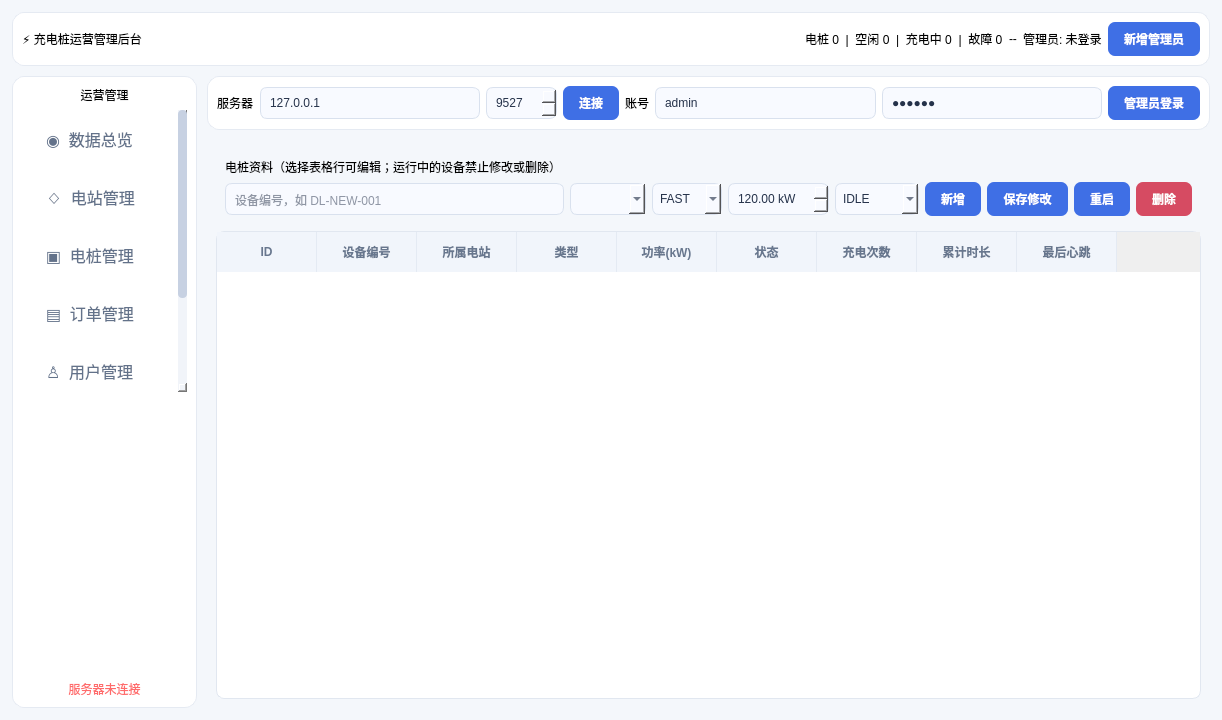
Before: the Qt Designer form admin_client/adminwindow.ui in enzooli26/codex.1, drawn with Qt 5.
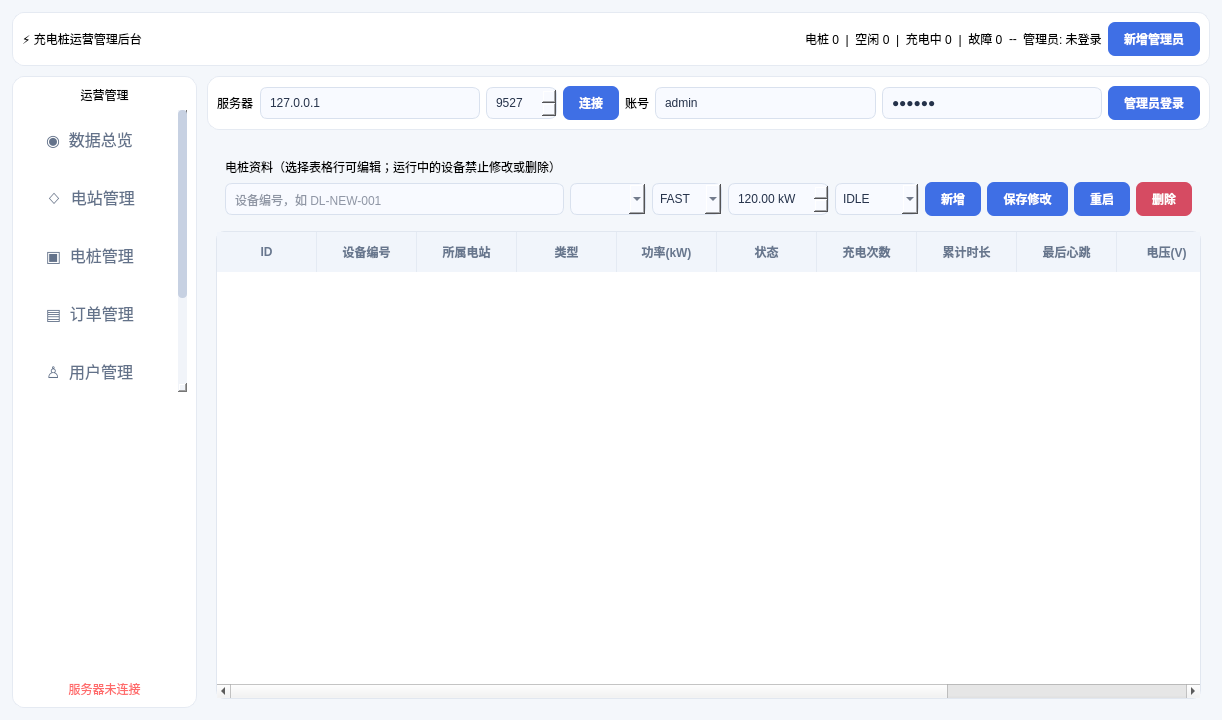
After: the same form once the commit is applied. The open tabs and pages were chosen to show the change.

Commit message: 添加了后台可以实时监控充电桩电压电流等数据的功能

Diff of the .ui file:
```diff
--- a/admin_client/adminwindow.ui
+++ b/admin_client/adminwindow.ui
@@ -41,7 +41,7 @@
         <item><layout class="QHBoxLayout" name="operationRow" stretch="2,1"><item><widget class="QFrame" name="rankPanel"><property name="class" stdset="0"><string>panel</string></property><layout class="QVBoxLayout" name="stationChartLayout"/></widget></item><item><widget class="QFrame" name="livePanel"><property name="class" stdset="0"><string>panel</string></property><layout class="QVBoxLayout"><item><widget class="QLabel" name="liveTitle"><property name="text"><string>实时运营状态</string></property><property name="styleSheet"><string notr="true">font-size:16px;font-weight:600;color:#344158</string></property></widget></item><item><widget class="QTabWidget" name="liveTabs"><widget class="QWidget" name="activeTab"><attribute name="title"><string>充电中订单</string></attribute><layout class="QVBoxLayout"><item><widget class="QTableWidget" name="activeOrdersTable"><property name="columnCount"><number>6</number></property><property name="alternatingRowColors"><bool>true</bool></property><column><property name="text"><string>ID</string></property></column><column><property name="text"><string>用户</string></property></column><column><property name="text"><string>电站</string></property></column><column><property name="text"><string>电桩</string></property></column><column><property name="text"><string>电量</string></property></column><column><property name="text"><string>时长</string></property></column></widget></item></layout></widget><widget class="QWidget" name="faultTab"><attribute name="title"><string>故障设备</string></attribute><layout class="QVBoxLayout"><item><widget class="QTableWidget" name="faultTable"><property name="columnCount"><number>3</number></property><property name="alternatingRowColors"><bool>true</bool></property><column><property name="text"><string>设备</string></property></column><column><property name="text"><string>电站</string></property></column><column><property name="text"><string>最后心跳</string></property></column></widget></item></layout></widget></widget></item></layout></widget></item></layout></item>
        </layout></widget>
        <widget class="QWidget" name="stationsPage"><layout class="QVBoxLayout"><item><widget class="QFrame" name="stationForm"><property name="class" stdset="0"><string>panel</string></property><layout class="QGridLayout"><item row="0" column="0" colspan="9"><widget class="QLabel" name="stationFormTitle"><property name="text"><string>电站资料（选择表格行可编辑）</string></property></widget></item><item row="1" column="0"><widget class="QLineEdit" name="stationNameEdit"><property name="placeholderText"><string>站点名称</string></property></widget></item><item row="1" column="1"><widget class="QLineEdit" name="addressEdit"><property name="placeholderText"><string>详细地址</string></property></widget></item><item row="1" column="2"><widget class="QDoubleSpinBox" name="longitudeSpin"><property name="minimum"><double>-180.000000000000000</double></property><property name="maximum"><double>180.000000000000000</double></property><property name="decimals"><number>6</number></property><property name="value"><double>121.530000000000000</double></property><property name="prefix"><string>经度 </string></property></widget></item><item row="1" column="3"><widget class="QDoubleSpinBox" name="latitudeSpin"><property name="minimum"><double>-90.000000000000000</double></property><property name="maximum"><double>90.000000000000000</double></property><property name="decimals"><number>6</number></property><property name="value"><double>38.880000000000000</double></property><property name="prefix"><string>纬度 </string></property></widget></item><item row="1" column="4"><widget class="QDoubleSpinBox" name="priceSpin"><property name="minimum"><double>0.010000000000000</double></property><property name="maximum"><double>99.000000000000000</double></property><property name="value"><double>1.200000000000000</double></property><property name="prefix"><string>电价 ¥</string></property></widget></item><item row="1" column="5"><widget class="QComboBox" name="stationStatusCombo"><item><property name="text"><string>ONLINE</string></property></item><item><property name="text"><string>OFFLINE</string></property></item><item><property name="text"><string>MAINTENANCE</string></property></item></widget></item><item row="1" column="6"><widget class="QPushButton" name="addStationButton"><property name="text"><string>新增</string></property></widget></item><item row="1" column="7"><widget class="QPushButton" name="updateStationButton"><property name="text"><string>保存修改</string></property></widget></item><item row="1" column="8"><widget class="QPushButton" name="deleteStationButton"><property name="text"><string>删除</string></property><property name="styleSheet"><string notr="true">background:#d64b62</string></property></widget></item></layout></widget></item><item><widget class="QTableWidget" name="stationsTable"><property name="columnCount"><number>10</number></property><property name="alternatingRowColors"><bool>true</bool></property><property name="selectionBehavior"><enum>QAbstractItemView::SelectRows</enum></property><column><property name="text"><string>ID</string></property></column><column><property name="text"><string>名称</string></property></column><column><property name="text"><string>地址</string></property></column><column><property name="text"><string>经度</string></property></column><column><property name="text"><string>纬度</string></property></column><column><property name="text"><string>电价</string></property></column><column><property name="text"><string>状态</string></property></column><column><property name="text"><string>总桩数</string></property></column><column><property name="text"><string>空闲</string></property></column><column><property name="text"><string>故障</string></property></column></widget></item></layout></widget>
-       <widget class="QWidget" name="chargersPage"><layout class="QVBoxLayout"><item><widget class="QFrame" name="chargerForm"><property name="class" stdset="0"><string>panel</string></property><layout class="QGridLayout"><item row="0" column="0" colspan="9"><widget class="QLabel" name="chargerTip"><property name="text"><string>电桩资料（选择表格行可编辑；运行中的设备禁止修改或删除）</string></property></widget></item><item row="1" column="0"><widget class="QLineEdit" name="chargerCodeEdit"><property name="placeholderText"><string>设备编号，如 DL-NEW-001</string></property></widget></item><item row="1" column="1"><widget class="QComboBox" name="chargerStationCombo"/></item><item row="1" column="2"><widget class="QComboBox" name="chargerTypeCombo"><item><property name="text"><string>FAST</string></property></item><item><property name="text"><string>SLOW</string></property></item></widget></item><item row="1" column="3"><widget class="QDoubleSpinBox" name="chargerPowerSpin"><property name="minimum"><double>0.100000000000000</double></property><property name="maximum"><double>1000.000000000000000</double></property><property name="value"><double>120.000000000000000</double></property><property name="suffix"><string> kW</string></property></widget></item><item row="1" column="4"><widget class="QComboBox" name="chargerStatusCombo"><item><property name="text"><string>IDLE</string></property></item><item><property name="text"><string>OFFLINE</string></property></item><item><property name="text"><string>FAULT</string></property></item></widget></item><item row="1" column="5"><widget class="QPushButton" name="addChargerButton"><property name="text"><string>新增</string></property></widget></item><item row="1" column="6"><widget class="QPushButton" name="updateChargerButton"><property name="text"><string>保存修改</string></property></widget></item><item row="1" column="7"><widget class="QPushButton" name="restartButton"><property name="text"><string>重启</string></property></widget></item><item row="1" column="8"><widget class="QPushButton" name="deleteChargerButton"><property name="text"><string>删除</string></property><property name="styleSheet"><string notr="true">background:#d64b62</string></property></widget></item></layout></widget></item><item><widget class="QTableWidget" name="chargersTable"><property name="columnCount"><number>9</number></property><property name="alternatingRowColors"><bool>true</bool></property><property name="selectionBehavior"><enum>QAbstractItemView::SelectRows</enum></property><column><property name="text"><string>ID</string></property></column><column><property name="text"><string>设备编号</string></property></column><column><property name="text"><string>所属电站</string></property></column><column><property name="text"><string>类型</string></property></column><column><property name="text"><string>功率(kW)</string></property></column><column><property name="text"><string>状态</string></property></column><column><property name="text"><string>充电次数</string></property></column><column><property name="text"><string>累计时长</string></property></column><column><property name="text"><string>最后心跳</string></property></column></widget></item></layout></widget>
+       <widget class="QWidget" name="chargersPage"><layout class="QVBoxLayout"><item><widget class="QFrame" name="chargerForm"><property name="class" stdset="0"><string>panel</string></property><layout class="QGridLayout"><item row="0" column="0" colspan="9"><widget class="QLabel" name="chargerTip"><property name="text"><string>电桩资料（选择表格行可编辑；运行中的设备禁止修改或删除）</string></property></widget></item><item row="1" column="0"><widget class="QLineEdit" name="chargerCodeEdit"><property name="placeholderText"><string>设备编号，如 DL-NEW-001</string></property></widget></item><item row="1" column="1"><widget class="QComboBox" name="chargerStationCombo"/></item><item row="1" column="2"><widget class="QComboBox" name="chargerTypeCombo"><item><property name="text"><string>FAST</string></property></item><item><property name="text"><string>SLOW</string></property></item></widget></item><item row="1" column="3"><widget class="QDoubleSpinBox" name="chargerPowerSpin"><property name="minimum"><double>0.100000000000000</double></property><property name="maximum"><double>1000.000000000000000</double></property><property name="value"><double>120.000000000000000</double></property><property name="suffix"><string> kW</string></property></widget></item><item row="1" column="4"><widget class="QComboBox" name="chargerStatusCombo"><item><property name="text"><string>IDLE</string></property></item><item><property name="text"><string>OFFLINE</string></property></item><item><property name="text"><string>FAULT</string></property></item></widget></item><item row="1" column="5"><widget class="QPushButton" name="addChargerButton"><property name="text"><string>新增</string></property></widget></item><item row="1" column="6"><widget class="QPushButton" name="updateChargerButton"><property name="text"><string>保存修改</string></property></widget></item><item row="1" column="7"><widget class="QPushButton" name="restartButton"><property name="text"><string>重启</string></property></widget></item><item row="1" column="8"><widget class="QPushButton" name="deleteChargerButton"><property name="text"><string>删除</string></property><property name="styleSheet"><string notr="true">background:#d64b62</string></property></widget></item></layout></widget></item><item><widget class="QTableWidget" name="chargersTable"><property name="columnCount"><number>12</number></property><property name="alternatingRowColors"><bool>true</bool></property><property name="selectionBehavior"><enum>QAbstractItemView::SelectRows</enum></property><column><property name="text"><string>ID</string></property></column><column><property name="text"><string>设备编号</string></property></column><column><property name="text"><string>所属电站</string></property></column><column><property name="text"><string>类型</string></property></column><column><property name="text"><string>功率(kW)</string></property></column><column><property name="text"><string>状态</string></property></column><column><property name="text"><string>充电次数</string></property></column><column><property name="text"><string>累计时长</string></property></column><column><property name="text"><string>最后心跳</string></property></column><column><property name="text"><string>电压(V)</string></property></column><column><property name="text"><string>电流(A)</string></property></column><column><property name="text"><string>实时功率(kW)</string></property></column></widget></item></layout></widget>
        <widget class="QWidget" name="ordersPage"><layout class="QVBoxLayout"><item><widget class="QLabel" name="orderTip"><property name="text"><string>订单中心：展示充电中、待结算、已完成和已取消订单（最多 300 条）</string></property></widget></item><item><widget class="QTableWidget" name="ordersTable"><property name="columnCount"><number>12</number></property><property name="alternatingRowColors"><bool>true</bool></property><property name="selectionBehavior"><enum>QAbstractItemView::SelectRows</enum></property><column><property name="text"><string>订单ID</string></property></column><column><property name="text"><string>用户手机</string></property></column><column><property name="text"><string>电站</string></property></column><column><property name="text"><string>电桩</string></property></column><column><property name="text"><string>状态</string></property></column><column><property name="text"><string>模式</string></property></column><column><property name="text"><string>目标</string></property></column><column><property name="text"><string>电量(kWh)</string></property></column><column><property name="text"><string>时长(s)</string></property></column><column><property name="text"><string>金额(元)</string></property></column><column><property name="text"><string>开始时间</string></property></column><column><property name="text"><string>结束时间</string></property></column></widget></item></layout></widget>
        <widget class="QWidget" name="usersPage"><layout class="QVBoxLayout"><item><layout class="QHBoxLayout"><item><widget class="QLineEdit" name="phoneSearchEdit"><property name="placeholderText"><string>输入手机号（支持模糊查询）</string></property></widget></item><item><widget class="QPushButton" name="searchUserButton"><property name="text"><string>查询用户</string></property></widget></item><item><spacer name="userSpacer"><property name="orientation"><enum>Qt::Horizontal</enum></property><property name="sizeHint" stdset="0"><size><width>40</width><height>20</height></size></property></spacer></item><item><widget class="QPushButton" name="freezeButton"><property name="text"><string>冻结所选用户</string></property><property name="styleSheet"><string notr="true">background:#d64b62</string></property></widget></item><item><widget class="QPushButton" name="unfreezeButton"><property name="text"><string>解锁 / 解冻所选用户</string></property></widget></item></layout></item><item><widget class="QTableWidget" name="usersTable"><property name="columnCount"><number>8</number></property><property name="alternatingRowColors"><bool>true</bool></property><property name="selectionBehavior"><enum>QAbstractItemView::SelectRows</enum></property><column><property name="text"><string>ID</string></property></column><column><property name="text"><string>手机号</string></property></column><column><property name="text"><string>昵称</string></property></column><column><property name="text"><string>余额(元)</string></property></column><column><property name="text"><string>状态</string></property></column><column><property name="text"><string>密码失败次数</string></property></column><column><property name="text"><string>锁定时间</string></property></column><column><property name="text"><string>注册时间</string></property></column></widget></item></layout></widget>
        <widget class="QWidget" name="logsPage"><layout class="QVBoxLayout"><item><widget class="QLabel" name="logTip"><property name="text"><string>管理员关键操作审计日志（最多 300 条）</string></property></widget></item><item><widget class="QTableWidget" name="logsTable"><property name="columnCount"><number>6</number></property><property name="alternatingRowColors"><bool>true</bool></property><column><property name="text"><string>ID</string></property></column><column><property name="text"><string>操作者</string></property></column><column><property name="text"><string>操作</string></property></column><column><property name="text"><string>目标</string></property></column><column><property name="text"><string>结果</string></property></column><column><property name="text"><string>时间</string></property></column></widget></item></layout></widget>
```
The commit also changes 5 other files.
